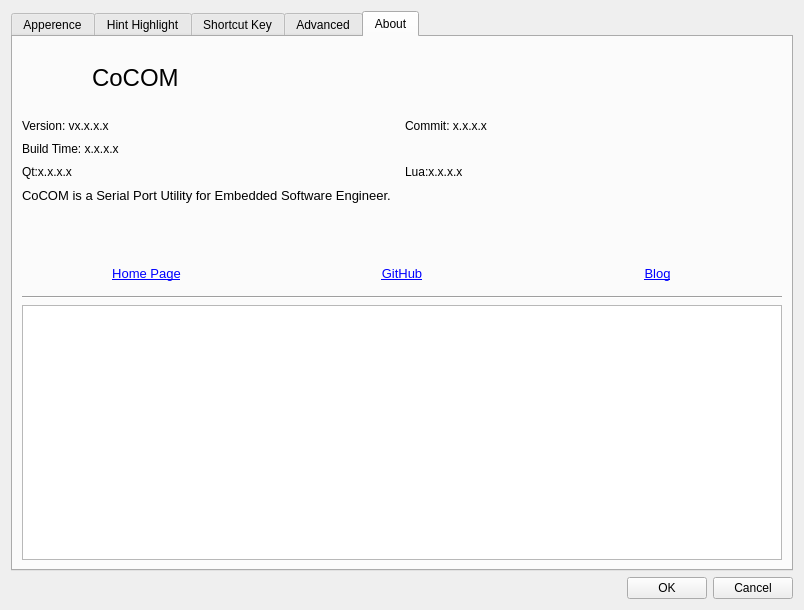
First picture: the form in ui/configDialog.ui, repository cocom-official/CoCOM, before the edit.
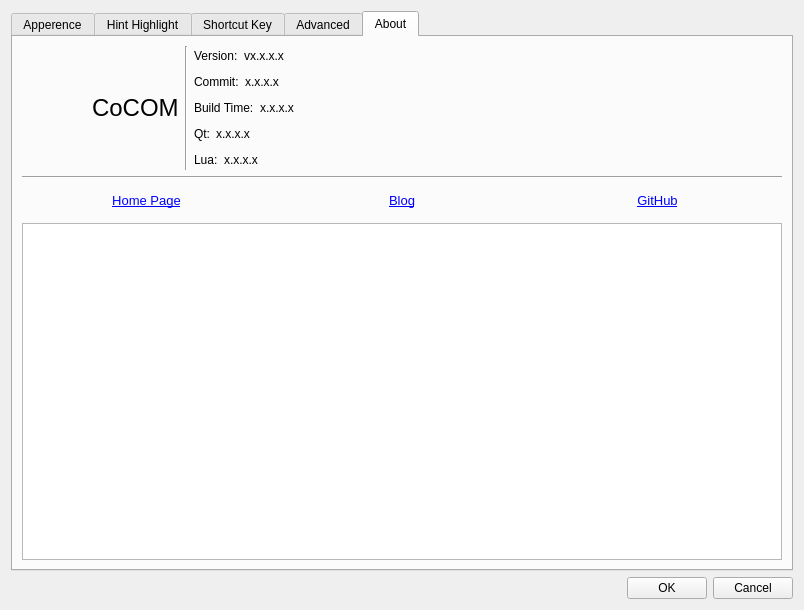
Second picture: the form after the edit. The open tabs and pages were chosen to show the change.

```diff
--- a/ui/configDialog.ui
+++ b/ui/configDialog.ui
@@ -291,6 +291,8 @@
         </attribute>
         <layout class="QVBoxLayout" name="verticalLayout_3">
          <item>
+          <layout class="QHBoxLayout" name="horizontalLayout_9">
+           <item>
           <layout class="QHBoxLayout" name="horizontalLayout_3">
            <item>
             <widget class="QLabel" name="iconLabel">
@@ -327,27 +329,32 @@
              </property>
             </widget>
            </item>
+            </layout>
+           </item>
            <item>
-            <spacer name="horizontalSpacer_6">
+            <widget class="Line" name="line_2">
              <property name="orientation">
-              <enum>Qt::Horizontal</enum>
+              <enum>Qt::Vertical</enum>
              </property>
-             <property name="sizeHint" stdset="0">
-              <size>
-               <width>40</width>
-               <height>20</height>
-              </size>
-             </property>
-            </spacer>
-           </item>
-          </layout>
+            </widget>
          </item>
          <item>
           <layout class="QVBoxLayout" name="verticalLayout_2">
            <item>
-            <layout class="QHBoxLayout" name="horizontalLayout_9" stretch="1,1">
+              <layout class="QHBoxLayout" name="horizontalLayout_4">
              <item>
-              <layout class="QHBoxLayout" name="horizontalLayout_5">
+                <widget class="QLabel" name="versionLabel_2">
+                 <property name="sizePolicy">
+                  <sizepolicy hsizetype="Fixed" vsizetype="Fixed">
+                   <horstretch>0</horstretch>
+                   <verstretch>0</verstretch>
+                  </sizepolicy>
+                 </property>
+                 <property name="text">
+                  <string>Version:</string>
+                 </property>
+                </widget>
+               </item>
                <item>
                 <widget class="QLabel" name="versionLabel">
                  <property name="sizePolicy">
@@ -357,7 +364,7 @@
                   </sizepolicy>
                  </property>
                  <property name="text">
-                  <string>Version: vx.x.x.x</string>
+                  <string>vx.x.x.x</string>
                  </property>
                  <property name="textInteractionFlags">
                   <set>Qt::LinksAccessibleByMouse|Qt::TextSelectableByMouse</set>
@@ -365,7 +372,7 @@
                 </widget>
                </item>
                <item>
-                <spacer name="horizontalSpacer_2">
+                <spacer name="horizontalSpacer_9">
                  <property name="orientation">
                   <enum>Qt::Horizontal</enum>
                  </property>
@@ -380,7 +387,20 @@
               </layout>
              </item>
              <item>
-              <layout class="QHBoxLayout" name="horizontalLayout_6">
+              <layout class="QHBoxLayout" name="horizontalLayout_5">
+               <item>
+                <widget class="QLabel" name="commitLabel_2">
+                 <property name="sizePolicy">
+                  <sizepolicy hsizetype="Fixed" vsizetype="Fixed">
+                   <horstretch>0</horstretch>
+                   <verstretch>0</verstretch>
+                  </sizepolicy>
+                 </property>
+                 <property name="text">
+                  <string>Commit:</string>
+                 </property>
+                </widget>
+               </item>
                <item>
                 <widget class="QLabel" name="commitLabel">
                  <property name="sizePolicy">
@@ -390,7 +410,7 @@
                   </sizepolicy>
                  </property>
                  <property name="text">
-                  <string>Commit: x.x.x.x</string>
+                  <string>x.x.x.x</string>
                  </property>
                  <property name="textInteractionFlags">
                   <set>Qt::LinksAccessibleByMouse|Qt::TextSelectableByMouse</set>
@@ -398,7 +418,7 @@
                 </widget>
                </item>
                <item>
-                <spacer name="horizontalSpacer_3">
+                <spacer name="horizontalSpacer_6">
                  <property name="orientation">
                   <enum>Qt::Horizontal</enum>
                  </property>
@@ -412,7 +432,20 @@
                </item>
               </layout>
              </item>
-            </layout>
+             <item>
+              <layout class="QHBoxLayout" name="horizontalLayout_6">
+               <item>
+                <widget class="QLabel" name="buildTimeLabel_2">
+                 <property name="sizePolicy">
+                  <sizepolicy hsizetype="Fixed" vsizetype="Fixed">
+                   <horstretch>0</horstretch>
+                   <verstretch>0</verstretch>
+                  </sizepolicy>
+                 </property>
+                 <property name="text">
+                  <string>Build Time:</string>
+                 </property>
+                </widget>
            </item>
            <item>
             <widget class="QLabel" name="buildTimeLabel">
@@ -423,7 +456,7 @@
               </sizepolicy>
              </property>
              <property name="text">
-              <string>Build Time: x.x.x.x</string>
+                  <string>x.x.x.x</string>
              </property>
              <property name="textInteractionFlags">
               <set>Qt::LinksAccessibleByMouse|Qt::TextSelectableByMouse</set>
@@ -431,9 +464,35 @@
             </widget>
            </item>
            <item>
-            <layout class="QHBoxLayout" name="horizontalLayout_10" stretch="1,1">
+                <spacer name="horizontalSpacer_5">
+                 <property name="orientation">
+                  <enum>Qt::Horizontal</enum>
+                 </property>
+                 <property name="sizeHint" stdset="0">
+                  <size>
+                   <width>40</width>
+                   <height>20</height>
+                  </size>
+                 </property>
+                </spacer>
+               </item>
+              </layout>
+             </item>
              <item>
               <layout class="QHBoxLayout" name="horizontalLayout_7">
+               <item>
+                <widget class="QLabel" name="qtVersionLabel_2">
+                 <property name="sizePolicy">
+                  <sizepolicy hsizetype="Fixed" vsizetype="Fixed">
+                   <horstretch>0</horstretch>
+                   <verstretch>0</verstretch>
+                  </sizepolicy>
+                 </property>
+                 <property name="text">
+                  <string>Qt:</string>
+                 </property>
+                </widget>
+               </item>
                <item>
                 <widget class="QLabel" name="qtVersionLabel">
                  <property name="sizePolicy">
@@ -443,7 +502,7 @@
                   </sizepolicy>
                  </property>
                  <property name="text">
-                  <string>Qt:x.x.x.x</string>
+                  <string>x.x.x.x</string>
                  </property>
                  <property name="textInteractionFlags">
                   <set>Qt::LinksAccessibleByMouse|Qt::TextSelectableByMouse</set>
@@ -467,6 +526,19 @@
              </item>
              <item>
               <layout class="QHBoxLayout" name="horizontalLayout_8">
+               <item>
+                <widget class="QLabel" name="luaVersionLabel_2">
+                 <property name="sizePolicy">
+                  <sizepolicy hsizetype="Fixed" vsizetype="Fixed">
+                   <horstretch>0</horstretch>
+                   <verstretch>0</verstretch>
+                  </sizepolicy>
+                 </property>
+                 <property name="text">
+                  <string>Lua:</string>
+                 </property>
+                </widget>
+               </item>
                <item>
                 <widget class="QLabel" name="luaVersionLabel">
                  <property name="sizePolicy">
@@ -476,7 +548,7 @@
                   </sizepolicy>
                  </property>
                  <property name="text">
-                  <string>Lua:x.x.x.x</string>
+                  <string>x.x.x.x</string>
                  </property>
                  <property name="textInteractionFlags">
                   <set>Qt::LinksAccessibleByMouse|Qt::TextSelectableByMouse</set>
@@ -484,7 +556,7 @@
                 </widget>
                </item>
                <item>
-                <spacer name="horizontalSpacer_5">
+                <spacer name="horizontalSpacer_3">
                  <property name="orientation">
                   <enum>Qt::Horizontal</enum>
                  </property>
@@ -500,35 +572,30 @@
              </item>
             </layout>
            </item>
-          </layout>
-         </item>
          <item>
-          <widget class="QLabel" name="descriptionLabel">
-           <property name="maximumSize">
+            <spacer name="horizontalSpacer_2">
+             <property name="orientation">
+              <enum>Qt::Horizontal</enum>
+             </property>
+             <property name="sizeHint" stdset="0">
             <size>
-             <width>16777215</width>
-             <height>64</height>
-            </size>
-           </property>
-           <property name="text">
-            <string>&lt;html&gt;&lt;head/&gt;&lt;body&gt;&lt;p&gt;&lt;span style=&quot; font-size:10pt;&quot;&gt;CoCOM is a Serial Port Utility for Embedded Software Engineer.&lt;/span&gt;&lt;/p&gt;&lt;/body&gt;&lt;/html&gt;</string>
+               <width>40</width>
+               <height>20</height>
+              </size>
+             </property>
+            </spacer>
+           </item>
+          </layout>
+         </item>
+         <item>
+          <widget class="Line" name="line">
+           <property name="orientation">
+            <enum>Qt::Horizontal</enum>
            </property>
-           <property name="alignment">
-            <set>Qt::AlignLeading|Qt::AlignLeft|Qt::AlignTop</set>
-           </property>
-           <property name="wordWrap">
-            <bool>true</bool>
-           </property>
-           <property name="openExternalLinks">
-            <bool>true</bool>
-           </property>
-           <property name="textInteractionFlags">
-            <set>Qt::LinksAccessibleByMouse|Qt::TextSelectableByMouse</set>
-           </property>
           </widget>
          </item>
          <item>
-          <layout class="QHBoxLayout" name="horizontalLayout_4">
+          <layout class="QHBoxLayout" name="horizontalLayout_10">
            <item>
             <widget class="QLabel" name="gitHubLabel_2">
              <property name="maximumSize">
@@ -548,25 +615,6 @@
              </property>
             </widget>
            </item>
-           <item>
-            <widget class="QLabel" name="gitHubLabel">
-             <property name="maximumSize">
-              <size>
-               <width>16777215</width>
-               <height>32</height>
-              </size>
-             </property>
-             <property name="text">
-              <string>&lt;html&gt;&lt;head/&gt;&lt;body&gt;&lt;p&gt;&lt;a href=&quot;https://github.com/zt-luo&quot;&gt;&lt;span style=&quot; font-size:10pt; text-decoration: underline; color:#0000ff;&quot;&gt;GitHub&lt;/span&gt;&lt;/a&gt;&lt;/p&gt;&lt;/body&gt;&lt;/html&gt;</string>
-             </property>
-             <property name="alignment">
-              <set>Qt::AlignCenter</set>
-             </property>
-             <property name="openExternalLinks">
-              <bool>true</bool>
-             </property>
-            </widget>
-           </item>
            <item>
             <widget class="QLabel" name="blogLabel">
              <property name="maximumSize">
@@ -586,14 +634,26 @@
              </property>
             </widget>
            </item>
-          </layout>
-         </item>
          <item>
-          <widget class="Line" name="line">
-           <property name="orientation">
-            <enum>Qt::Horizontal</enum>
-           </property>
-          </widget>
+            <widget class="QLabel" name="gitHubLabel">
+             <property name="maximumSize">
+              <size>
+               <width>16777215</width>
+               <height>32</height>
+              </size>
+             </property>
+             <property name="text">
+              <string>&lt;html&gt;&lt;head/&gt;&lt;body&gt;&lt;p&gt;&lt;a href=&quot;https://github.com/zt-luo&quot;&gt;&lt;span style=&quot; font-size:10pt; text-decoration: underline; color:#0000ff;&quot;&gt;GitHub&lt;/span&gt;&lt;/a&gt;&lt;/p&gt;&lt;/body&gt;&lt;/html&gt;</string>
+             </property>
+             <property name="alignment">
+              <set>Qt::AlignCenter</set>
+             </property>
+             <property name="openExternalLinks">
+              <bool>true</bool>
+             </property>
+            </widget>
+           </item>
+          </layout>
          </item>
          <item>
           <widget class="QTextBrowser" name="textBrowser">
```
Lines whose indentation alone changed are shown as unchanged.
